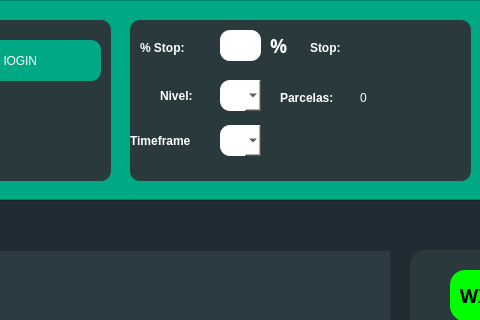
NelsonChad/python-robot, file roboUI.ui: the form before one commit; both pictures show x 390 to 870 and y 0 to 320 of the 1123 by 732 pixel window.
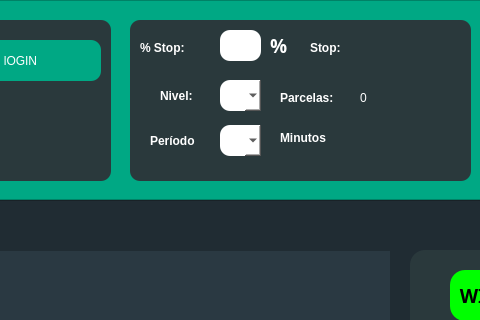
The form after the commit.

Commit message: add timeframe button

Patch:
```diff
--- a/roboUI.ui
+++ b/roboUI.ui
@@ -656,9 +656,9 @@
        <widget class="QLabel" name="label_13">
         <property name="geometry">
          <rect>
-          <x>0</x>
+          <x>20</x>
           <y>110</y>
-          <width>81</width>
+          <width>61</width>
           <height>21</height>
          </rect>
         </property>
@@ -673,7 +673,30 @@
          <string notr="true">color: rgb(255, 255, 255);</string>
         </property>
         <property name="text">
-         <string>Timeframe</string>
+         <string>Período</string>
+        </property>
+       </widget>
+       <widget class="QLabel" name="label_14">
+        <property name="geometry">
+         <rect>
+          <x>150</x>
+          <y>110</y>
+          <width>71</width>
+          <height>16</height>
+         </rect>
+        </property>
+        <property name="font">
+         <font>
+          <pointsize>9</pointsize>
+          <weight>75</weight>
+          <bold>true</bold>
+         </font>
+        </property>
+        <property name="styleSheet">
+         <string notr="true">color: rgb(255, 255, 255);</string>
+        </property>
+        <property name="text">
+         <string>Minutos</string>
         </property>
        </widget>
       </widget>
```
